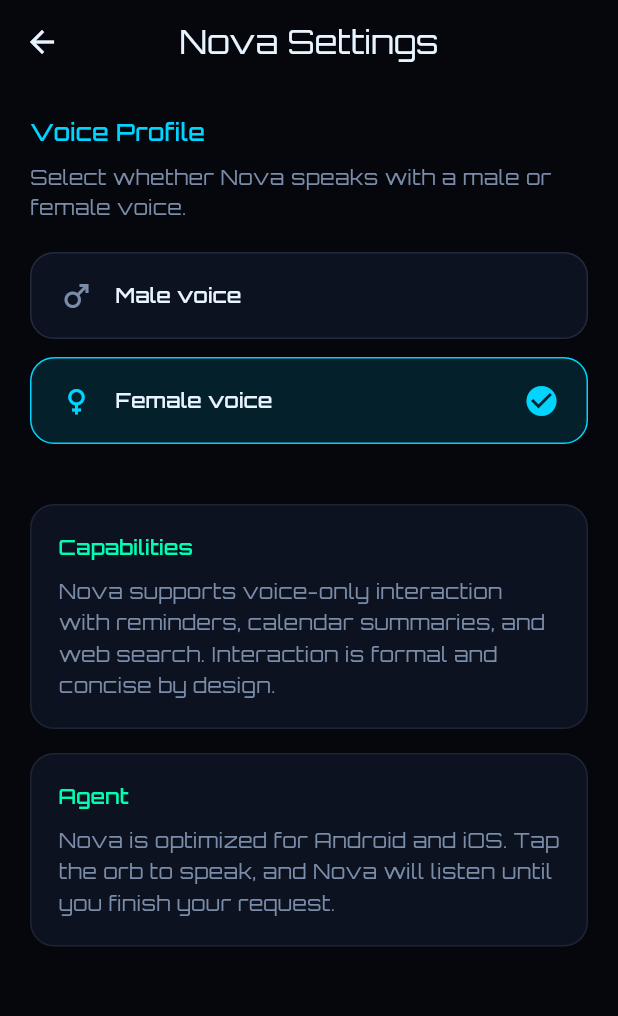
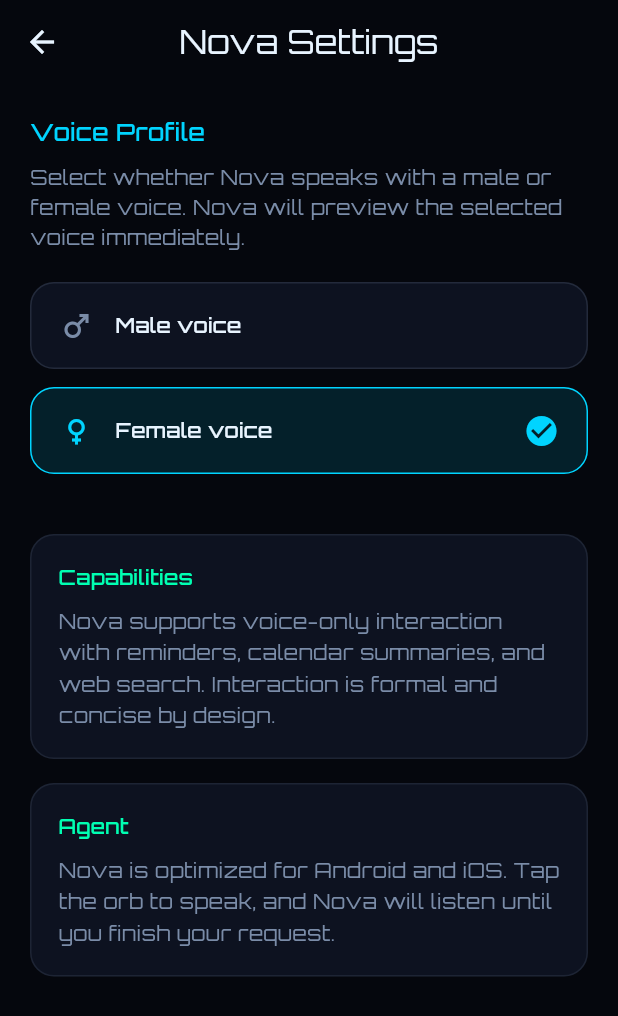
Before and after one commit to anilkumar572/ai-companion, a Flutter app: the screen it shows after launch, after a tap on the "tune" icon, on a phone screen of 412 x 824 dp. Shown: the top 1016 px of the screen. Run offline on Flutter 3.47's test engine with Material 3 defaults, Android fonts, the phone set to English and light mode, and no system bars; our stand-ins replace flutter_animate, flutter_tts, google_fonts, permission_handler, shared_preferences, speech_to_text; missing offline and left inert: device_calendar.

Commit message:
Fix Nova responses, web search, and voice switching
Route general questions to multi-source web search instead of a generic
capabilities fallback. Improve male/female voice selection with saved
voice profiles and instant preview. Fix greeting and female-voice parsing.

Co-authored-by: Anil kumar Doppalapudi <anilkumar572@users.noreply.github.com>

```diff
--- a/lib/services/tts_service.dart
+++ b/lib/services/tts_service.dart
@@ -1,30 +1,48 @@
 import 'dart:async';
+import 'dart:io';
 
 import 'package:flutter_tts/flutter_tts.dart';
+import 'package:shared_preferences/shared_preferences.dart';
 
 import '../models/voice_gender.dart';
 
 class TtsService {
-  TtsService() : _tts = FlutterTts();
+  TtsService({SharedPreferences? prefs}) : _prefs = prefs, _tts = FlutterTts();
 
   final FlutterTts _tts;
+  final SharedPreferences? _prefs;
   VoiceGender _gender = VoiceGender.female;
   bool _initialized = false;
 
+  static const _femaleVoiceKey = 'tts_voice_female';
+  static const _maleVoiceKey = 'tts_voice_male';
+
   Future<void> initialize({VoiceGender gender = VoiceGender.female}) async {
     _gender = gender;
+    await _tts.awaitSpeakCompletion(true);
     await _tts.setLanguage('en-US');
-    await _tts.setSpeechRate(0.48);
-    await _tts.setPitch(1.0);
+    await _tts.setSpeechRate(0.46);
+    await _tts.setPitch(gender == VoiceGender.male ? 0.92 : 1.02);
     await _tts.setVolume(1.0);
     await _applyVoice(gender);
     _initialized = true;
   }
 
-  Future<void> setGender(VoiceGender gender) async {
+  Future<void> setGender(VoiceGender gender, {bool preview = false}) async {
     _gender = gender;
-    if (_initialized) {
+    if (!_initialized) {
+      await initialize(gender: gender);
+    } else {
+      await _tts.setPitch(gender == VoiceGender.male ? 0.92 : 1.02);
       await _applyVoice(gender);
+    }
+
+    if (preview) {
+      await speak(
+        gender == VoiceGender.male
+            ? 'Male voice profile activated.'
+            : 'Female voice profile activated.',
+      );
     }
   }
 
@@ -42,55 +60,103 @@ class TtsService {
     _tts.setErrorHandler((_) => onComplete?.call());
 
     await _tts.stop();
-    await _tts.speak(text);
+    await _tts.speak(_prepareSpeechText(text));
   }
 
   Future<void> stop() => _tts.stop();
 
+  String _prepareSpeechText(String text) {
+    return text
+        .replaceAll('\n', '. ')
+        .replaceAll(RegExp(r'\s+'), ' ')
+        .trim();
+  }
+
   Future<void> _applyVoice(VoiceGender gender) async {
     final voices = await _tts.getVoices;
-    if (voices is! List) return;
+    if (voices is! List || voices.isEmpty) return;
 
-    final englishVoices = voices
+    final parsedVoices = voices
         .whereType<Map>()
-        .map((voice) => Map<String, String>.from(voice))
-        .where((voice) => (voice['locale'] ?? '').toString().startsWith('en'))
+        .map((voice) => Map<String, dynamic>.from(voice))
+        .where((voice) {
+          final locale = (voice['locale'] ?? '').toString().toLowerCase();
+          return locale.startsWith('en');
+        })
         .toList();
 
-    if (englishVoices.isEmpty) return;
+    if (parsedVoices.isEmpty) return;
 
-    Map<String, String>? selected;
+    final savedName = _prefs?.getString(
+      gender == VoiceGender.male ? _maleVoiceKey : _femaleVoiceKey,
+    );
 
-    for (final voice in englishVoices) {
-      final name = (voice['name'] ?? '').toLowerCase();
-      final genderTag = (voice['gender'] ?? '').toLowerCase();
+    Map<String, dynamic>? selected;
+
+    if (savedName != null) {
+      for (final voice in parsedVoices) {
+        if ((voice['name'] ?? '').toString() == savedName) {
+          selected = voice;
+          break;
+        }
+      }
+    }
+
+    selected ??= _pickBestVoice(parsedVoices, gender);
+    if (selected == null) return;
+
+    final voiceMap = {
+      'name': selected['name'].toString(),
+      'locale': selected['locale'].toString(),
+    };
+
+    await _tts.setVoice(voiceMap);
+
+    await _prefs?.setString(
+      gender == VoiceGender.male ? _maleVoiceKey : _femaleVoiceKey,
+      voiceMap['name']!,
+    );
+  }
+
+  Map<String, dynamic>? _pickBestVoice(
+    List<Map<String, dynamic>> voices,
+    VoiceGender gender,
+  ) {
+    final scored = voices.map((voice) {
+      final name = (voice['name'] ?? '').toString().toLowerCase();
+      final genderTag = (voice['gender'] ?? '').toString().toLowerCase();
+      var score = 0;
 
       final isFemale = genderTag.contains('female') ||
           name.contains('female') ||
-          name.contains('samantha') ||
-          name.contains('victoria') ||
-          name.contains('karen') ||
-          name.contains('susan');
-
+          _containsAny(name, ['samantha', 'victoria', 'karen', 'susan', 'kate', 'zira', 'aria']);
       final isMale = genderTag.contains('male') ||
           name.contains('male') ||
-          name.contains('daniel') ||
-          name.contains('fred') ||
-          name.contains('aaron') ||
-          name.contains('james');
+          _containsAny(name, ['daniel', 'fred', 'aaron', 'james', 'david', 'guy', 'ryan']);
 
-      if (gender == VoiceGender.female && isFemale) {
-        selected = voice;
-        break;
+      if (gender == VoiceGender.female && isFemale) score += 100;
+      if (gender == VoiceGender.male && isMale) score += 100;
+
+      if (_containsAny(name, ['neural', 'enhanced', 'premium', 'wavenet', 'natural'])) {
+        score += 40;
       }
-      if (gender == VoiceGender.male && isMale) {
-        selected = voice;
-        break;
-      }
-    }
+      if (_containsAny(name, ['local', 'on-device', 'embedded'])) score += 20;
+      if (name.contains('network')) score -= 10;
+      if (Platform.isIOS && name.contains('compact')) score += 5;
 
-    selected ??= englishVoices.first;
-    await _tts.setVoice(selected);
+      return MapEntry(voice, score);
+    }).toList();
+
+    scored.sort((a, b) => b.value.compareTo(a.value));
+    final best = scored.firstWhere(
+      (entry) => entry.value >= 100,
+      orElse: () => scored.first,
+    );
+    return best.key;
+  }
+
+  bool _containsAny(String value, List<String> terms) {
+    return terms.any(value.contains);
   }
 }
 
--- a/lib/ui/screens/settings_screen.dart
+++ b/lib/ui/screens/settings_screen.dart
@@ -28,7 +28,7 @@ class SettingsScreen extends StatelessWidget {
           ),
           const SizedBox(height: 8),
           Text(
-            'Select whether Nova speaks with a male or female voice.',
+            'Select whether Nova speaks with a male or female voice. Nova will preview the selected voice immediately.',
             style: Theme.of(context).textTheme.bodyMedium?.copyWith(
                   color: NovaTheme.textMuted,
                 ),
```
Also changed, not shown: lib/models/agent_result.dart (added, +11 -0 lines), lib/providers/nova_provider.dart (+21 -5 lines), lib/services/nova_agent.dart (+202 -37 lines), lib/services/web_search_service.dart (+152 -23 lines), 4 other files.
